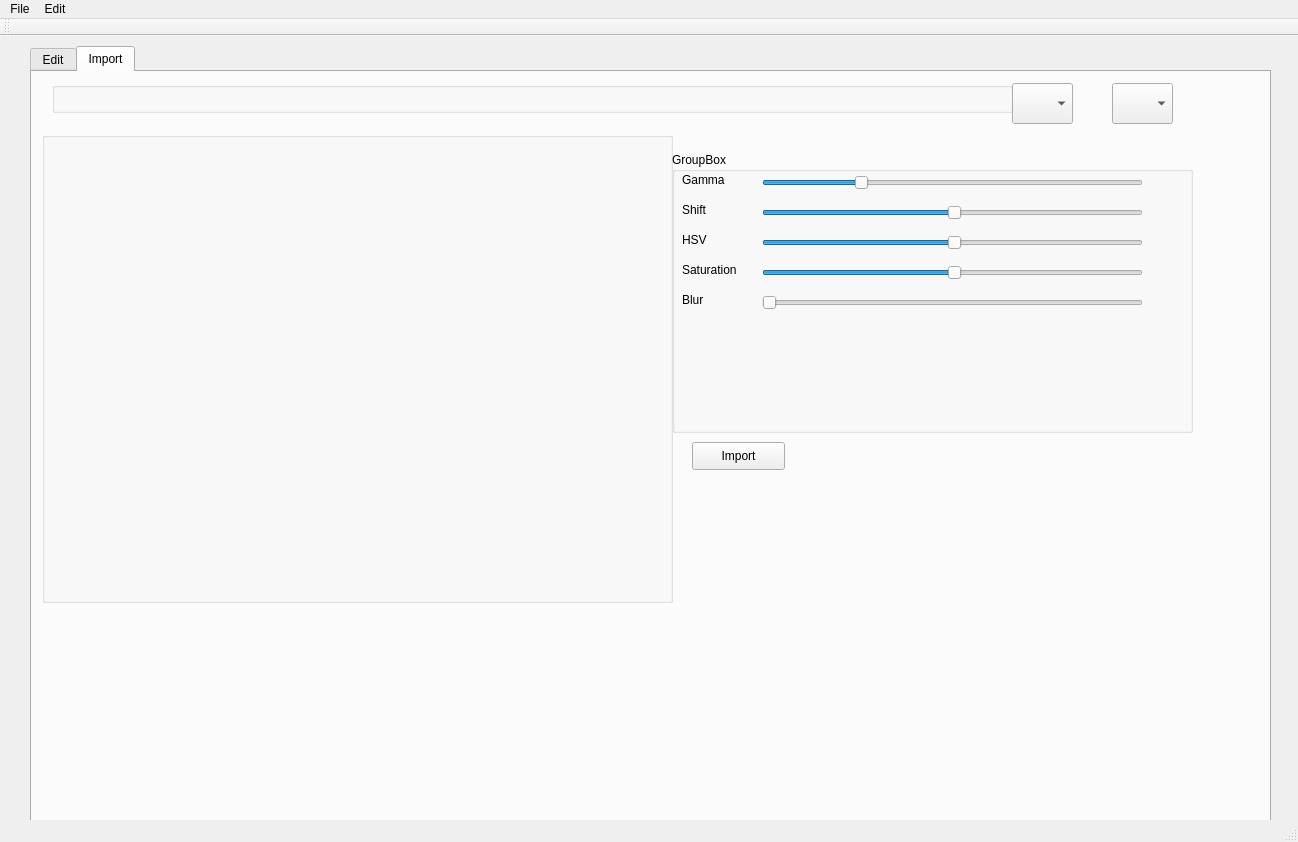
Qt form mainwindow.ui (Happy-Ferret/Fluff64) before a commit.
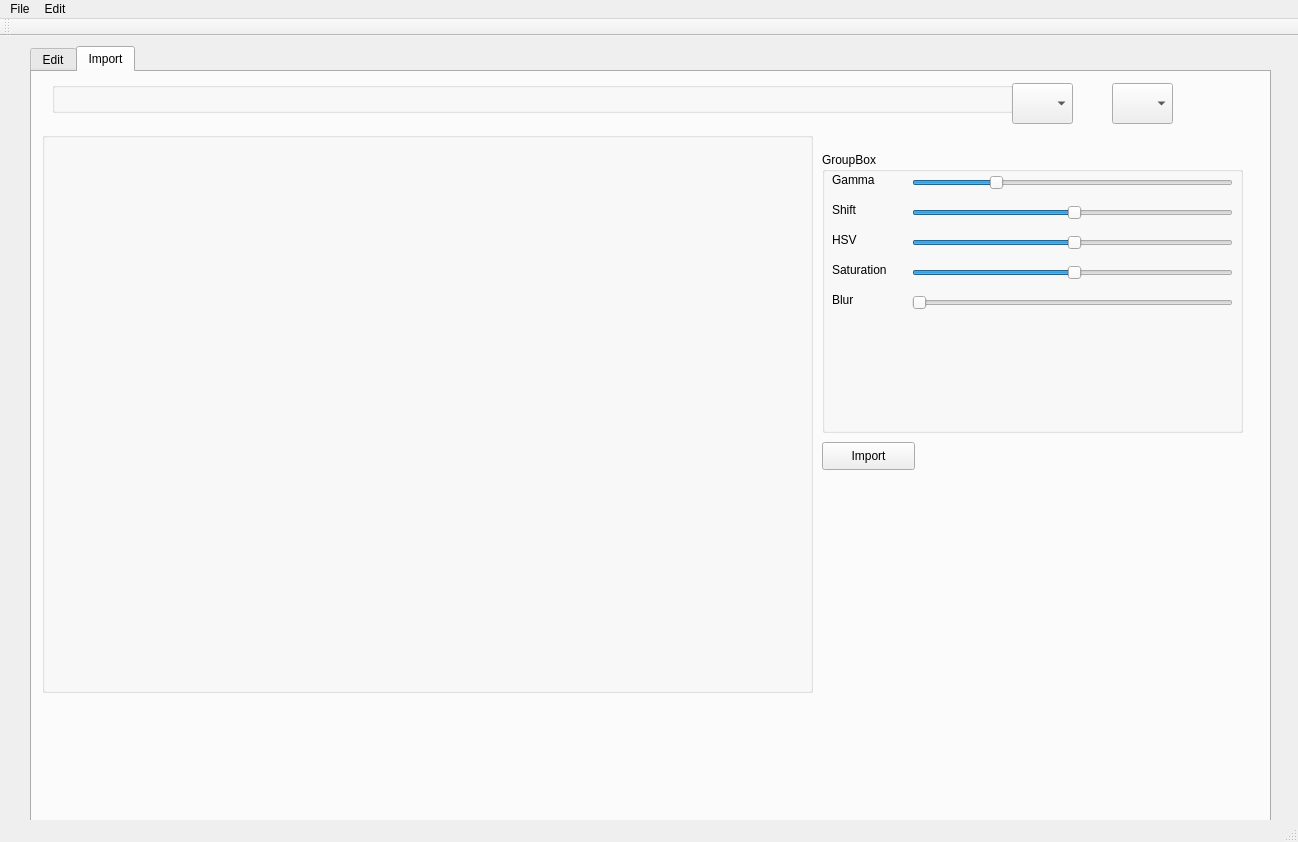
The same form after that commit. The open tabs and pages were chosen to show the change.

```diff
--- a/mainwindow.ui
+++ b/mainwindow.ui
@@ -157,9 +157,9 @@
      <widget class="QGroupBox" name="groupBox_2">
       <property name="geometry">
        <rect>
-        <x>640</x>
+        <x>790</x>
         <y>80</y>
-        <width>521</width>
+        <width>421</width>
         <height>281</height>
        </rect>
       </property>
@@ -171,7 +171,7 @@
         <rect>
          <x>90</x>
          <y>110</y>
-         <width>381</width>
+         <width>321</width>
          <height>22</height>
         </rect>
        </property>
@@ -200,7 +200,7 @@
         <rect>
          <x>90</x>
          <y>50</y>
-         <width>381</width>
+         <width>321</width>
          <height>22</height>
         </rect>
        </property>
@@ -229,7 +229,7 @@
         <rect>
          <x>90</x>
          <y>80</y>
-         <width>381</width>
+         <width>321</width>
          <height>22</height>
         </rect>
        </property>
@@ -258,7 +258,7 @@
         <rect>
          <x>90</x>
          <y>20</y>
-         <width>381</width>
+         <width>321</width>
          <height>22</height>
         </rect>
        </property>
@@ -300,7 +300,7 @@
         <rect>
          <x>90</x>
          <y>140</y>
-         <width>381</width>
+         <width>321</width>
          <height>22</height>
         </rect>
        </property>
@@ -317,8 +317,8 @@
        <rect>
         <x>10</x>
         <y>60</y>
-        <width>631</width>
-        <height>471</height>
+        <width>771</width>
+        <height>561</height>
        </rect>
       </property>
       <property name="title">
@@ -329,7 +329,7 @@
         <rect>
          <x>19</x>
          <y>19</y>
-         <width>561</width>
+         <width>731</width>
          <height>501</height>
         </rect>
        </property>
@@ -350,7 +350,7 @@
      <widget class="QPushButton" name="pushButton">
       <property name="geometry">
        <rect>
-        <x>660</x>
+        <x>790</x>
         <y>370</y>
         <width>93</width>
         <height>28</height>
```
Left out of the diff: 4 changed lines with no effect on the pictures.
